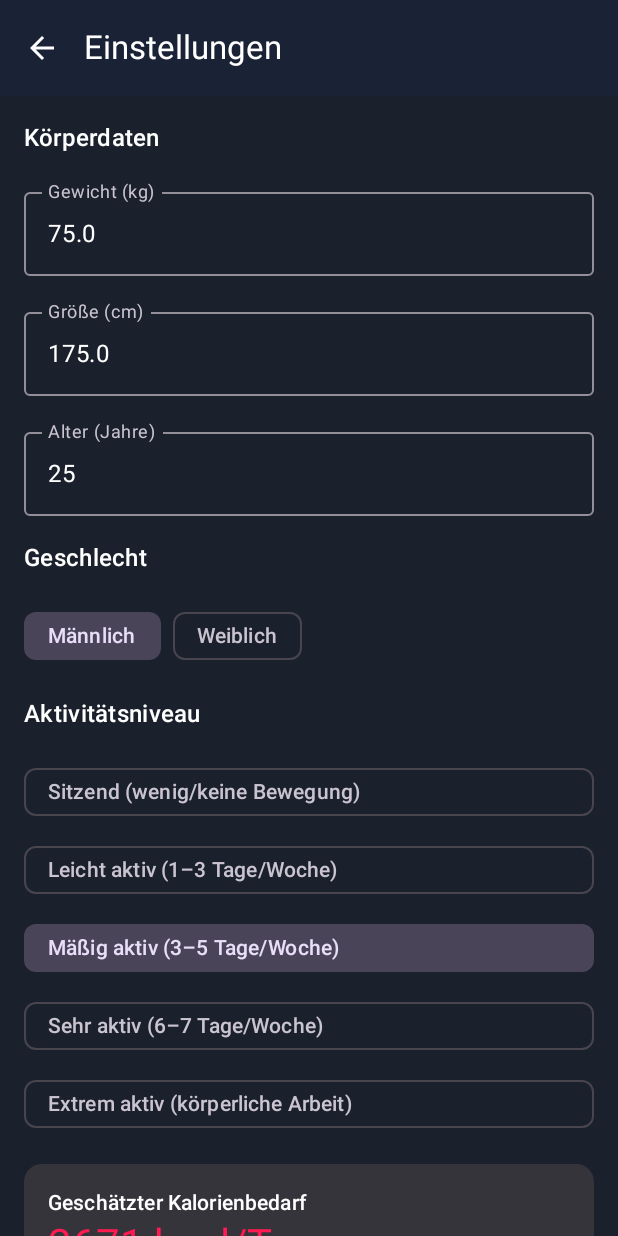
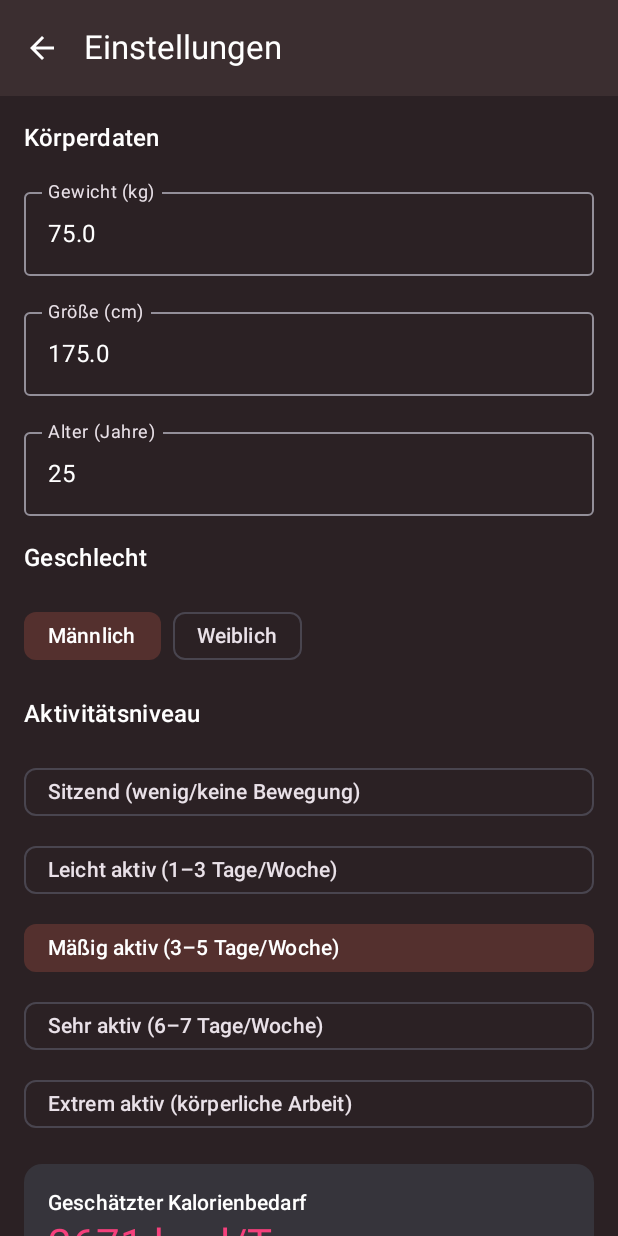
Before and after one commit to rabanush/FitTrack, an Android app built with Jetpack Compose: the SettingsScreen screen opened through its navigation route, on a phone screen of 412 x 824 dp. Run offline under Robolectric (Android 15) with nearby library versions, the phone set to English and light mode, and no system bars.

Commit message:
Implement dynamic theme color wheel setting with backup persistence
Agent-Logs-Url: https://github.com/rabanush/FitTrack/sessions/9c4e657b-e27a-4e2f-9ffa-97e90be0b71b

Co-authored-by: rabanush <88557389+rabanush@users.noreply.github.com>

```diff
--- a/app/src/main/java/com/fittrack/app/MainActivity.kt
+++ b/app/src/main/java/com/fittrack/app/MainActivity.kt
@@ -13,6 +13,7 @@ import androidx.core.content.ContextCompat
 import androidx.compose.foundation.layout.fillMaxSize
 import androidx.compose.material3.MaterialTheme
 import androidx.compose.material3.Surface
+import androidx.compose.runtime.collectAsState
 import androidx.compose.runtime.getValue
 import androidx.compose.runtime.mutableStateOf
 import androidx.compose.runtime.setValue
@@ -82,7 +83,8 @@ class MainActivity : ComponentActivity() {
         }
 
         setContent {
-            FitTrackTheme {
+            val userProfile by app.userPreferences.userProfile.collectAsState(initial = com.fittrack.app.data.preferences.UserProfile())
+            FitTrackTheme(primaryHueDegrees = userProfile.themeHueDegrees) {
                 Surface(
                     modifier = Modifier.fillMaxSize(),
                     color = MaterialTheme.colorScheme.background
--- a/app/src/main/java/com/fittrack/app/data/preferences/UserPreferences.kt
+++ b/app/src/main/java/com/fittrack/app/data/preferences/UserPreferences.kt
@@ -8,6 +8,7 @@ import kotlinx.coroutines.flow.Flow
 import kotlinx.coroutines.flow.map
 
 private val Context.dataStore: DataStore<Preferences> by preferencesDataStore(name = "user_profile")
+const val DEFAULT_THEME_HUE_DEGREES = 340f
 
 enum class ActivityLevel(val multiplier: Float, val label: String) {
     SEDENTARY(1.2f, "Sitzend (wenig/keine Bewegung)"),
@@ -25,7 +26,8 @@ data class UserProfile(
     val ageYears: Int = 25,
     val gender: Gender = Gender.MALE,
     val activityLevel: ActivityLevel = ActivityLevel.MODERATE,
-    val timerVolumePercent: Int = 50
+    val timerVolumePercent: Int = 50,
+    val themeHueDegrees: Float = DEFAULT_THEME_HUE_DEGREES
 ) {
     /**
      * Mifflin-St Jeor BMR:
@@ -51,6 +53,7 @@ class UserPreferences(private val context: Context) {
         val GENDER = stringPreferencesKey("gender")
         val ACTIVITY = stringPreferencesKey("activity_level")
         val TIMER_VOLUME = intPreferencesKey("timer_volume_percent")
+        val THEME_HUE_DEGREES = floatPreferencesKey("theme_hue_degrees")
         val BACKUP_FOLDER_URI = stringPreferencesKey("backup_folder_uri")
         val HAS_PROMPTED_BACKUP_FOLDER = booleanPreferencesKey("has_prompted_backup_folder")
         val LAST_CLEANUP_DATE = longPreferencesKey("last_cleanup_date_millis")
@@ -63,7 +66,8 @@ class UserPreferences(private val context: Context) {
             ageYears = prefs[Keys.AGE] ?: 25,
             gender = prefs[Keys.GENDER]?.let { runCatching { Gender.valueOf(it) }.getOrNull() } ?: Gender.MALE,
             activityLevel = prefs[Keys.ACTIVITY]?.let { runCatching { ActivityLevel.valueOf(it) }.getOrNull() } ?: ActivityLevel.MODERATE,
-            timerVolumePercent = (prefs[Keys.TIMER_VOLUME] ?: 50).coerceIn(0, 100)
+            timerVolumePercent = (prefs[Keys.TIMER_VOLUME] ?: 50).coerceIn(0, 100),
+            themeHueDegrees = normalizeHue(prefs[Keys.THEME_HUE_DEGREES] ?: DEFAULT_THEME_HUE_DEGREES)
         )
     }
 
@@ -90,7 +94,13 @@ class UserPreferences(private val context: Context) {
             prefs[Keys.GENDER] = profile.gender.name
             prefs[Keys.ACTIVITY] = profile.activityLevel.name
             prefs[Keys.TIMER_VOLUME] = profile.timerVolumePercent.coerceIn(0, 100)
+            prefs[Keys.THEME_HUE_DEGREES] = normalizeHue(profile.themeHueDegrees)
         }
+    }
+
+    private fun normalizeHue(value: Float): Float {
+        val mod = value % 360f
+        return if (mod < 0f) mod + 360f else mod
     }
 
     suspend fun saveBackupFolderUri(uri: String?) {
--- a/app/src/main/java/com/fittrack/app/ui/screens/SettingsScreen.kt
+++ b/app/src/main/java/com/fittrack/app/ui/screens/SettingsScreen.kt
@@ -1,6 +1,10 @@
 package com.fittrack.app.ui.screens
 
 import androidx.activity.compose.BackHandler
+import android.graphics.Color.HSVToColor
+import androidx.compose.foundation.Canvas
+import androidx.compose.foundation.gestures.detectDragGestures
+import androidx.compose.foundation.gestures.detectTapGestures
 import androidx.compose.foundation.layout.*
 import androidx.compose.foundation.rememberScrollState
 import androidx.compose.foundation.text.KeyboardOptions
@@ -9,13 +13,23 @@ import androidx.compose.material.icons.Icons
 import androidx.compose.material.icons.automirrored.filled.ArrowBack
 import androidx.compose.material3.*
 import androidx.compose.runtime.*
+import androidx.compose.ui.geometry.Offset
+import androidx.compose.ui.graphics.Brush
+import androidx.compose.ui.graphics.Color
+import androidx.compose.ui.graphics.drawscope.Stroke
+import androidx.compose.ui.input.pointer.pointerInput
 import androidx.compose.ui.Modifier
 import androidx.compose.ui.text.input.KeyboardType
+import androidx.compose.ui.unit.IntSize
 import androidx.compose.ui.unit.dp
 import com.fittrack.app.data.preferences.ActivityLevel
 import com.fittrack.app.data.preferences.Gender
 import com.fittrack.app.data.preferences.UserProfile
 import com.fittrack.app.viewmodel.SettingsViewModel
+import kotlin.math.PI
+import kotlin.math.atan2
+import kotlin.math.cos
+import kotlin.math.sin
 
 @OptIn(ExperimentalMaterial3Api::class)
 @Composable
@@ -31,6 +45,7 @@ fun SettingsScreen(
     var gender by remember(profile.gender) { mutableStateOf(profile.gender) }
     var activityLevel by remember(profile.activityLevel) { mutableStateOf(profile.activityLevel) }
     var timerVolumePercent by remember(profile.timerVolumePercent) { mutableIntStateOf(profile.timerVolumePercent) }
+    var themeHueDegrees by remember(profile.themeHueDegrees) { mutableFloatStateOf(profile.themeHueDegrees) }
 
     fun saveAndBack() {
         viewModel.save(
@@ -39,7 +54,8 @@ fun SettingsScreen(
             ageYears = ageText.toIntOrNull() ?: profile.ageYears,
             gender = gender,
             activityLevel = activityLevel,
-            timerVolumePercent = timerVolumePercent
+            timerVolumePercent = timerVolumePercent,
+            themeHueDegrees = themeHueDegrees
         )
         onBack()
     }
@@ -151,6 +167,92 @@ fun SettingsScreen(
                     )
                 }
             }
+
+            Card(modifier = Modifier.fillMaxWidth()) {
+                Column(modifier = Modifier.padding(16.dp), verticalArrangement = Arrangement.spacedBy(12.dp)) {
+                    Text("App-Designfarbe", style = MaterialTheme.typography.titleSmall)
+                    Text("Hue: ${themeHueDegrees.toInt()}°", style = MaterialTheme.typography.bodyMedium)
+                    ThemeHueWheel(
+                        hue = themeHueDegrees,
+                        onHueChange = { themeHueDegrees = it },
+                        modifier = Modifier
+                            .fillMaxWidth()
+                            .height(220.dp)
+                    )
+                }
+            }
         }
     }
 }
+
+@Composable
+private fun ThemeHueWheel(
+    hue: Float,
+    onHueChange: (Float) -> Unit,
+    modifier: Modifier = Modifier
+) {
+    val wheelColors = remember {
+        listOf(
+            0f, 60f, 120f, 180f, 240f, 300f, 360f
+        ).map { wheelHue -> Color(HSVToColor(floatArrayOf(wheelHue, 1f, 1f))) }
+    }
+    val indicatorColor = remember(hue) { Color(HSVToColor(floatArrayOf(normalizeHue(hue), 1f, 1f))) }
+    var canvasSize by remember { mutableStateOf(IntSize.Zero) }
+
+    Canvas(
+        modifier = modifier
+            .pointerInput(Unit) {
+                detectTapGestures { offset ->
+                    onHueChange(offsetToHue(offset, canvasSize))
+                }
+            }
+            .pointerInput(Unit) {
+                detectDragGestures { change, _ ->
+                    onHueChange(offsetToHue(change.position, canvasSize))
+                }
+            }
+    ) {
+        canvasSize = IntSize(size.width.toInt(), size.height.toInt())
+        val diameter = size.minDimension
+        val strokeWidth = diameter * 0.17f
+        val radius = diameter / 2f - strokeWidth / 2f
+        val center = Offset(size.width / 2f, size.height / 2f)
+        drawCircle(
+            brush = Brush.sweepGradient(wheelColors, center = center),
+            radius = radius,
+            center = center,
+            style = Stroke(width = strokeWidth)
+        )
+
+        val angleRadians = ((normalizeHue(hue) - 90f) * PI / 180f).toFloat()
+        val indicatorCenter = Offset(
+            x = center.x + cos(angleRadians) * radius,
+            y = center.y + sin(angleRadians) * radius
+        )
+        drawCircle(
+            color = Color.White,
+            radius = strokeWidth * 0.36f,
+            center = indicatorCenter
+        )
+        drawCircle(
+            color = indicatorColor,
+            radius = strokeWidth * 0.24f,
+            center = indicatorCenter
+        )
+    }
+}
+
+private fun normalizeHue(value: Float): Float {
+    val mod = value % 360f
+    return if (mod < 0f) mod + 360f else mod
+}
+
+private fun offsetToHue(offset: Offset, size: IntSize): Float {
+    if (size.width == 0 || size.height == 0) return 0f
+    val centerX = size.width / 2f
+    val centerY = size.height / 2f
+    val dx = offset.x - centerX
+    val dy = offset.y - centerY
+    val angle = Math.toDegrees(atan2(dy, dx).toDouble()).toFloat() + 90f
+    return normalizeHue(angle)
+}
--- a/app/src/main/java/com/fittrack/app/ui/theme/Theme.kt
+++ b/app/src/main/java/com/fittrack/app/ui/theme/Theme.kt
@@ -1,27 +1,48 @@
 package com.fittrack.app.ui.theme
 
+import android.graphics.Color.HSVToColor
 import androidx.compose.material3.*
 import androidx.compose.runtime.Composable
 import androidx.compose.ui.graphics.Color
+import com.fittrack.app.data.preferences.DEFAULT_THEME_HUE_DEGREES
 
-private val DarkColorScheme = darkColorScheme(
-    primary = Color(0xFFFF1A51),
-    secondary = Color(0xFFFF4D79),
-    tertiary = Color(0xFFFF80A1),
-    background = Color(0xFF1B202D),
-    surface = Color(0xFF1A2236),
-    onPrimary = Color.White,
-    onSecondary = Color.White,
+private fun normalizeHue(value: Float): Float {
+    val mod = value % 360f
+    return if (mod < 0f) mod + 360f else mod
+}
+
+private fun hsv(hue: Float, saturation: Float, value: Float): Color = Color(
+    HSVToColor(floatArrayOf(normalizeHue(hue), saturation.coerceIn(0f, 1f), value.coerceIn(0f, 1f)))
+)
+
+private fun darkColorSchemeForHue(hue: Float) = darkColorScheme(
+    primary = hsv(hue, 0.74f, 0.96f),
+    onPrimary = Color.Black,
+    primaryContainer = hsv(hue, 0.56f, 0.38f),
+    onPrimaryContainer = Color.White,
+    secondary = hsv(hue + 22f, 0.62f, 0.88f),
+    onSecondary = Color.Black,
+    secondaryContainer = hsv(hue + 22f, 0.45f, 0.33f),
+    onSecondaryContainer = Color.White,
+    tertiary = hsv(hue + 48f, 0.48f, 0.84f),
+    onTertiary = Color.Black,
+    tertiaryContainer = hsv(hue + 48f, 0.36f, 0.31f),
+    onTertiaryContainer = Color.White,
+    background = hsv(hue, 0.25f, 0.17f),
     onBackground = Color.White,
-    onSurface = Color.White
+    surface = hsv(hue + 8f, 0.22f, 0.23f),
+    onSurface = Color.White,
+    surfaceVariant = hsv(hue + 12f, 0.20f, 0.30f),
+    onSurfaceVariant = Color(0xFFE9E1E8)
 )
 
 @Composable
 fun FitTrackTheme(
+    primaryHueDegrees: Float = DEFAULT_THEME_HUE_DEGREES,
     content: @Composable () -> Unit
 ) {
     MaterialTheme(
-        colorScheme = DarkColorScheme,
+        colorScheme = darkColorSchemeForHue(primaryHueDegrees),
         content = content
     )
 }
--- a/app/src/main/java/com/fittrack/app/viewmodel/SettingsViewModel.kt
+++ b/app/src/main/java/com/fittrack/app/viewmodel/SettingsViewModel.kt
@@ -23,7 +23,8 @@ class SettingsViewModel(
         ageYears: Int,
         gender: Gender,
         activityLevel: ActivityLevel,
-        timerVolumePercent: Int
+        timerVolumePercent: Int,
+        themeHueDegrees: Float
     ) {
         viewModelScope.launch {
             withContext(NonCancellable) {
@@ -34,7 +35,8 @@ class SettingsViewModel(
                         ageYears = ageYears,
                         gender = gender,
                         activityLevel = activityLevel,
-                        timerVolumePercent = timerVolumePercent
+                        timerVolumePercent = timerVolumePercent,
+                        themeHueDegrees = themeHueDegrees
                     )
                 )
             }
```
Also changed, not shown: app/src/main/java/com/fittrack/app/data/backup/WorkoutBackupHelper.kt (+7 -3 lines).
